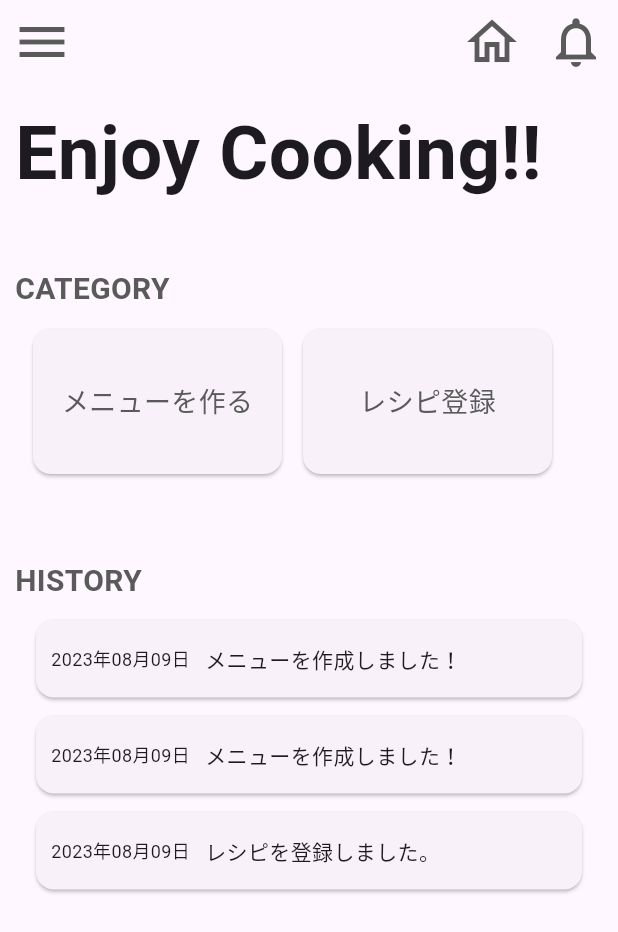
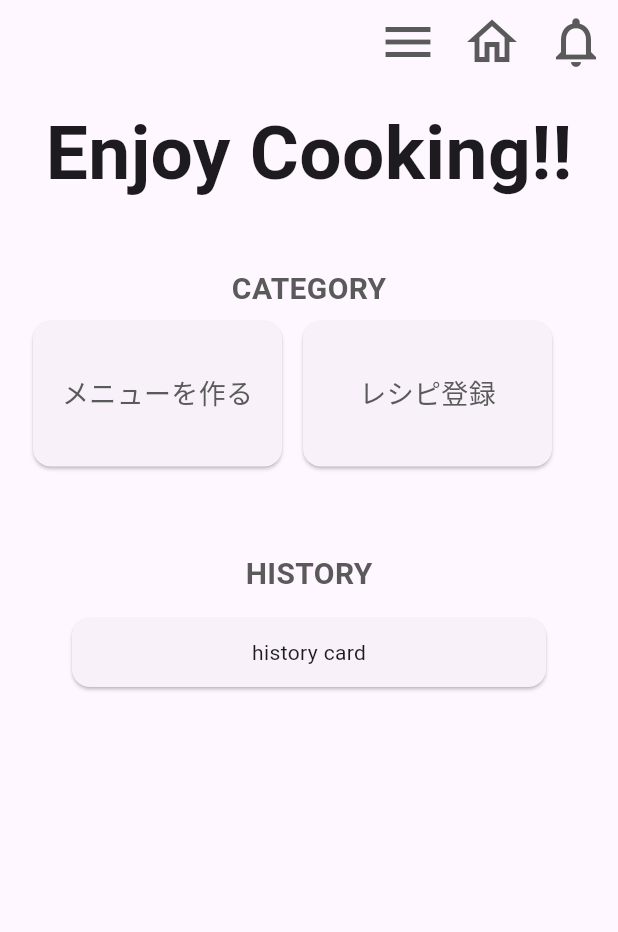
Before and after one commit to takumi3110/cook, a Flutter app: the screen it shows after launch, on a phone screen of 412 x 824 dp. Shown: the top 932 px of the screen. Run offline on Flutter 3.47's test engine with Material 2 defaults, Android fonts, the phone set to English and light mode, and no system bars.

Commit message:
Revert "テキストを左寄せ"

```diff
--- a/lib/model/history.dart
+++ /dev/null
@@ -1,9 +0,0 @@
-class History {
-  String content;
-  DateTime? createdTime;
-
-  History({
-    required this.content,
-    this.createdTime,
-});
-}
--- a/lib/view/top_page.dart
+++ b/lib/view/top_page.dart
@@ -1,168 +1,86 @@
-import 'package:cook/model/history.dart';
 import 'package:flutter/material.dart';
-import 'package:intl/intl.dart';
 
-class TopPage extends StatefulWidget {
+class TopPage extends StatelessWidget {
   const TopPage({super.key});
-
-  @override
-  State<TopPage> createState() => _TopPageState();
-}
-
-class _TopPageState extends State<TopPage> {
-  List<History> historyList = [
-    History(content: 'this text is test text.', createdTime: DateTime.now()),
-    History(content: 'this text is test text 2.', createdTime: DateTime.now()),
-    History(content: 'this text is test text 3.', createdTime: DateTime.now())
-  ];
 
   @override
   Widget build(BuildContext context) {
     return Scaffold(
       appBar: AppBar(
-        leading: IconButton(
-            onPressed: () {},
-            icon: const Icon(
-              Icons.menu,
-              size: 40,
-              color: Color(0xff5a5a5a),
-            )),
         actions: [
-          IconButton(
-              onPressed: () {},
-              icon: const Icon(
-                Icons.home_outlined,
-                size: 40,
-                color: Color(0xff5a5a5a),
-              )),
-          IconButton(
-              onPressed: () {},
-              icon: const Icon(
-                Icons.notifications_outlined,
-                size: 40,
-                color: Color(0xff5a5a5a),
-              )),
+          Row(
+            mainAxisAlignment: MainAxisAlignment.spaceBetween,
+            children: [
+              IconButton(onPressed: () {}, icon: const Icon(Icons.menu, size: 40, color: Color(0xff5a5a5a),)),
+
+                  Row(
+                    children: [
+                      IconButton(onPressed: () {}, icon: const Icon(Icons.home_outlined, size: 40, color: Color(0xff5a5a5a),)),
+                    ],
+                  ),
+                  IconButton(onPressed: () {}, icon: const Icon(Icons.notifications_outlined, size: 40, color: Color(0xff5a5a5a),))
+
+            ],
+          ),
+
+
         ],
       ),
       body: Container(
-        height: MediaQuery.of(context).size.height,
-        padding: const EdgeInsets.all(10),
+        padding: EdgeInsets.all(10),
         child: const Column(
-          crossAxisAlignment: CrossAxisAlignment.start,
         children: [
-            Text(
-              'Enjoy Cooking!!',
-              style: TextStyle(fontSize: 50, fontWeight: FontWeight.bold),
-            ),
-            SizedBox(
-              height: 40,
-            ),
-            Text(
-              'CATEGORY',
-              style: TextStyle(
-                  fontSize: 20,
-                  fontWeight: FontWeight.bold,
-                  color: Color(0xff5a5a5a)),
-            ),
-            SizedBox(height: 5,),
+          Text('Enjoy Cooking!!', style: TextStyle(fontSize: 50, fontWeight: FontWeight.bold),),
+          SizedBox(height: 40,),
+          Column(
+            children: [
+              Text('CATEGORY', style: TextStyle(fontSize: 20, fontWeight: FontWeight.bold, color: Color(0xff5a5a5a)),),
               Padding(
-              padding: EdgeInsets.symmetric(horizontal: 5),
+                padding: EdgeInsets.symmetric(horizontal:5.0),
                 child: Row(
                   children: [
                     SizedBox(
                       height: 111,
                       width: 180,
                       child: Card(
+                        child: Center(child: Text('メニューを作る', style: TextStyle(fontSize: 18, color: Color(0xff5a5a5a)),)),
                         margin: EdgeInsets.all(7),
-                      child: Center(
-                          child: Text(
-                        'メニューを作る',
-                        style: TextStyle(
-                            fontSize: 18, color: Color(0xff5a5a5a)),
-                      )),
                       ),
                     ),
+
                     SizedBox(
                       height: 111,
                       width: 180,
                       child: Card(
+                        child: Center(child: Text('レシピ登録', style: TextStyle(fontSize: 18, color: Color(0xff5a5a5a)))),
                         margin: EdgeInsets.all(7),
-                      child: Center(
-                          child: Text('レシピ登録',
-                              style: TextStyle(
-                                  fontSize: 18, color: Color(0xff5a5a5a)))),
                       ),
                     )
                   ],
                 ),
-            ),
-            SizedBox(
-              height: 50,
-            ),
-            Column(
-              crossAxisAlignment: CrossAxisAlignment.start,
-              children: [
-                Text(
-                  'HISTORY',
-                  style: TextStyle(
-                      fontSize: 20,
-                      fontWeight: FontWeight.bold,
-                      color: Color(0xff5a5a5a)),
-                ),
+              )
             ],
           ),
-            SizedBox(height: 5,),
-            HistoryTimeLine()
+          SizedBox(height: 50,),
+          Column(
+            children: [
+              Text('HISTORY', style: TextStyle(fontSize: 20, fontWeight: FontWeight.bold, color: Color(0xff5a5a5a)),),
+              Padding(
+                padding: EdgeInsets.all(8.0),
+                child: SizedBox(
+                  height: 60,
+                  width: 330,
+                  child: Card(
+                    child: Center(child: Text('history card')),
+                    margin: EdgeInsets.all(7),
+                  ),
+                ),
+              )
+            ],
+          )
         ],
         ),
         ),
     );
   }
 }
-
-class HistoryTimeLine extends StatefulWidget {
-  const HistoryTimeLine({super.key});
-
-  @override
-  State<HistoryTimeLine> createState() => _HistoryTimeLineState();
-}
-
-class _HistoryTimeLineState extends State<HistoryTimeLine> {
-  List<History> historyList = [
-    History(content: 'メニューを作成しました！', createdTime: DateTime.now()),
-    History(content: 'メニューを作成しました！', createdTime: DateTime.now()),
-    History(content: 'レシピを登録しました。', createdTime: DateTime.now())
-  ];
-
-  @override
-  Widget build(BuildContext context) {
-    return Expanded(
-      child: ListView.builder(
-          // physics: NeverScrollableScrollPhysics(),
-          itemCount: historyList.length,
-          itemBuilder: (context, index) {
-            return Padding(
-              padding: const EdgeInsets.symmetric(horizontal: 10.0, vertical: 2),
-              child: SizedBox(
-                height: 60,
-                width: 330,
-                child: Card(
-                  child: Center(
-                    child: Row(
-                      mainAxisAlignment: MainAxisAlignment.start,
-                      children: [
-                        Padding(
-                          padding: const EdgeInsets.symmetric(horizontal: 10.0),
-                          child: Text(DateFormat('yyyy年MM月dd日').format(historyList[index].createdTime!), style: TextStyle(fontSize: 12),),
-                        ),
-                        Text(historyList[index].content)
-                      ],
-                    ),
-                  ),
-                ),
-              ),
-            );
-          }),
-    );
-  }
-}
--- a/pubspec.yaml
+++ b/pubspec.yaml
@@ -46,7 +46,6 @@ dev_dependencies:
   # package. See that file for information about deactivating specific lint
   # rules and activating additional ones.
   flutter_lints: ^2.0.0
-  intl: ^0.18.1
 
 # For information on the generic Dart part of this file, see the
 # following page: https://dart.dev/tools/pub/pubspec
```
Also changed, not shown: pubspec.lock. Lines whose indentation alone changed are shown as unchanged.
